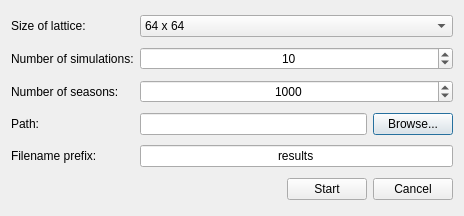
Qt form batchdialog.ui (mariomartinezm/QtCaPso) before a commit.
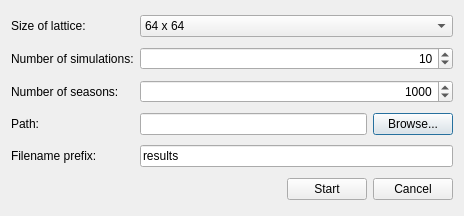
The same form after that commit.

Commit message: Change text align of batchdialog.ui's widgets

The edit to the form file:
```diff
--- a/batchdialog.ui
+++ b/batchdialog.ui
@@ -87,7 +87,7 @@
    <item row="2" column="1" colspan="2">
     <widget class="QSpinBox" name="spinBoxSeasons">
      <property name="alignment">
-      <set>Qt::AlignCenter</set>
+      <set>Qt::AlignRight|Qt::AlignTrailing|Qt::AlignVCenter</set>
      </property>
      <property name="minimum">
       <number>1</number>
@@ -129,9 +129,6 @@
      <property name="text">
       <string>results</string>
      </property>
-     <property name="alignment">
-      <set>Qt::AlignCenter</set>
-     </property>
     </widget>
    </item>
    <item row="5" column="0" colspan="3">
@@ -168,7 +165,7 @@
    <item row="1" column="1" colspan="2">
     <widget class="QSpinBox" name="spinBoxSimulations">
      <property name="alignment">
-      <set>Qt::AlignCenter</set>
+      <set>Qt::AlignRight|Qt::AlignTrailing|Qt::AlignVCenter</set>
      </property>
      <property name="minimum">
       <number>1</number>
```
